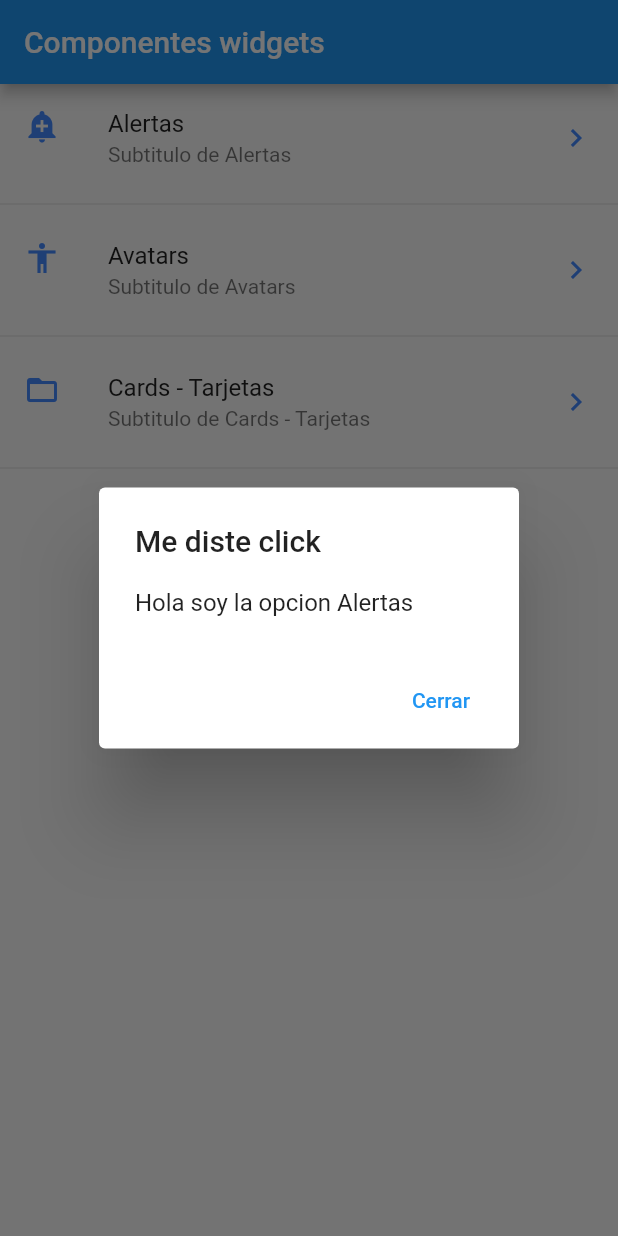
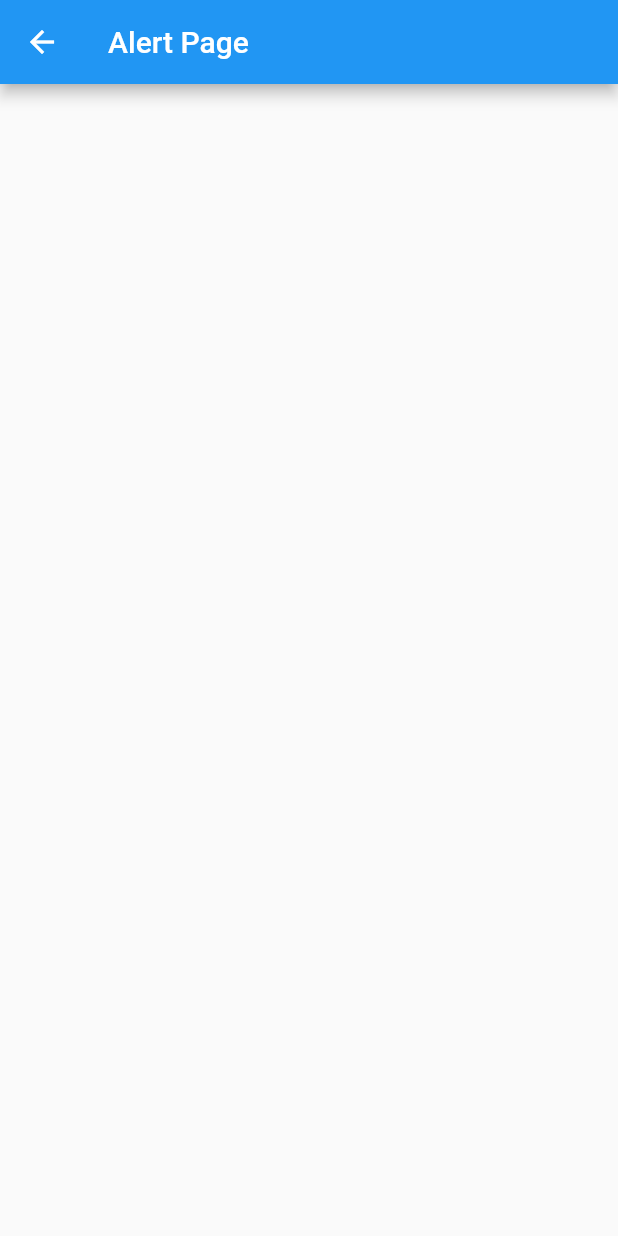
Before and after one commit to lmoreloss/FlutterJson, a Flutter app: the screen it shows after launch, after a tap on "Alertas", on a phone screen of 412 x 824 dp. Run offline on Flutter 3.47's test engine with Material 2 defaults, Android fonts, the phone set to English and light mode, and no system bars.

```diff
--- /dev/null
+++ b/lib/pages/alert_page.dart
@@ -0,0 +1,13 @@
+import 'package:flutter/material.dart';
+class AlertPage extends StatelessWidget {
+  const AlertPage({Key key}) : super(key: key);
+
+  @override
+  Widget build(BuildContext context) {
+    return Scaffold(
+      appBar: AppBar(
+        title: Text('Alert Page'),
+      ),
+    );
+  }
+}
--- a/lib/pages/home_temp.dart
+++ b/lib/pages/home_temp.dart
@@ -1,6 +1,9 @@
 import '../utils/icono_string_util.dart';
 import 'package:flutter/material.dart';
 import '../providers/menu_provider.dart';
+import 'alert_page.dart';
+import 'avatar_page.dart';
+import 'card_page.dart';
 
 class HomepageTemp extends StatelessWidget {
 
@@ -104,7 +107,21 @@ class HomepageTemp extends StatelessWidget {
         leading: getIcon(opt['icon']),
         trailing: Icon(Icons.keyboard_arrow_right_sharp, color: Colors.blueAccent),
         onTap: () {
-          showDialog(context: context, builder: (BuildContext context)=> _buildPopUpDialog(context, opt['texto'])); //Un contexto es la pagina actual
+          //showDialog(context: context, builder: (BuildContext context)=> _buildPopUpDialog(context, opt['texto'])); //Un contexto es la pagina actual
+          switch (opt['ruta']) {
+            case 'avatar':
+              final route = MaterialPageRoute(builder: (context)=> AvatarPage());
+              Navigator.push(context, route);
+              break;
+            case 'alert':
+              final route = MaterialPageRoute(builder: (context)=> AlertPage());
+              Navigator.push(context, route);
+              break;
+            case 'card':
+              final route = MaterialPageRoute(builder: (context)=> CardPage());
+              Navigator.push(context, route);
+              break;
+          }
         },
       );
       lista
@@ -114,6 +131,7 @@ class HomepageTemp extends StatelessWidget {
      });
     return lista; //regress lista, que es un objeto de tipo list
   }
+
 
 
   Widget _buildPopUpDialog(BuildContext context, String opt) { //se crea un widget de nombre _buuildPopUpDialog con los parametros BuildContext y String
```
Also changed, not shown: lib/pages/avatar_page.dart (added, +13 -0 lines), lib/pages/card_page.dart (added, +13 -0 lines).
